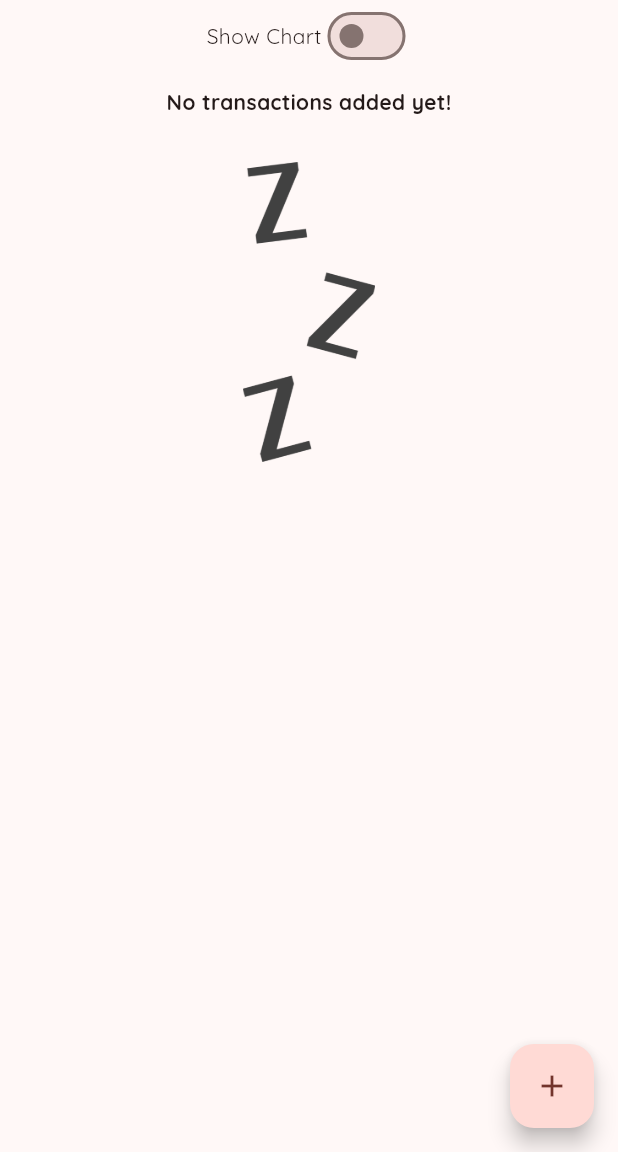
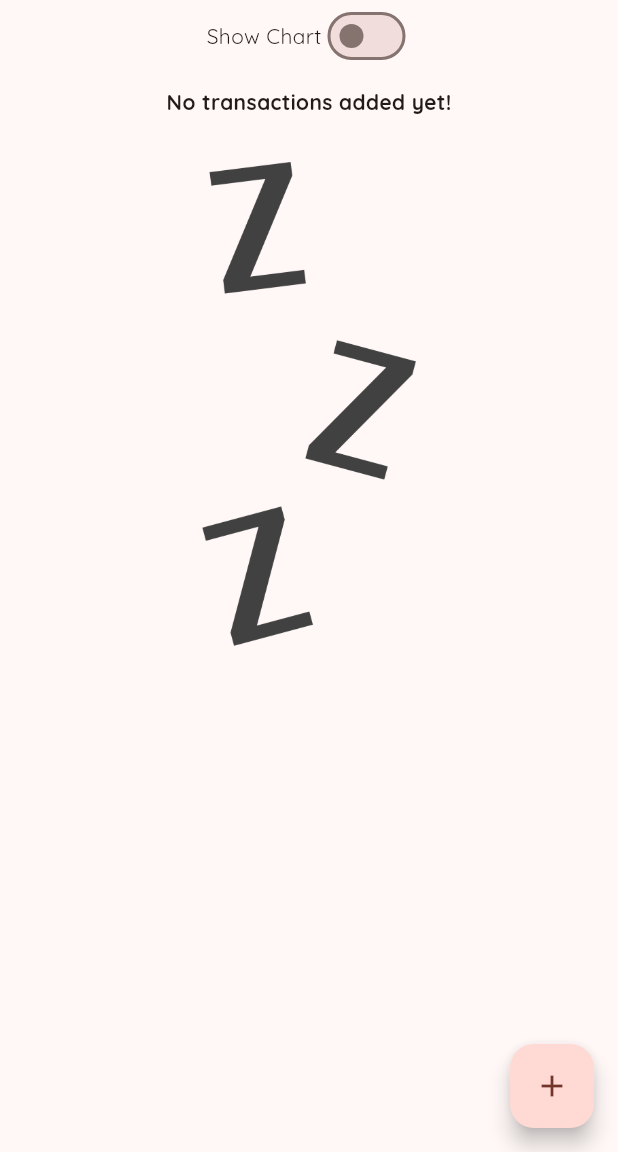
Before and after one commit to pol-dev-shinroo/personal_expense_app, a Flutter app: the screen it shows after launch, on a phone screen of 412 x 824 dp, the part 84-1236 px from its top. Run offline on Flutter 3.47's test engine with Material 2 defaults, Android fonts, the phone set to English and light mode, and no system bars.

Commit message:
image height refactoring

```diff
--- a/lib/main.dart
+++ b/lib/main.dart
@@ -145,7 +145,7 @@ class _MyHomePageState extends State<MyHomePage> {
                     height: (MediaQuery.of(context).size.height -
                             appBar.preferredSize.height -
                             MediaQuery.of(context).padding.top) *
-                        0.3,
+                        0.7,
                     child: Chart(recentTransactions: _recentTransactions),
                   )
                 : SizedBox(
--- a/lib/widgets/transaction_list.dart
+++ b/lib/widgets/transaction_list.dart
@@ -15,28 +15,31 @@ class TransactionList extends StatelessWidget {
         // List view is a column with a scroll + the height is infinite
         // since the height is infinite, you need to set height for the Container (needs a warpper)
         transactions.isEmpty
-            ? Column(
+            ? LayoutBuilder(builder: (ctx, constraints) {
+                return Column(
                   children: <Widget>[
                     Container(
                       margin: const EdgeInsets.all(10),
                       child: const Text(
                         "No transactions added yet!",
                         style: TextStyle(
-                          fontFamily: "Quicksand", fontWeight: FontWeight.w700),
+                            fontFamily: "Quicksand",
+                            fontWeight: FontWeight.w700),
                       ),
                     ),
                     const SizedBox(
                       height: 20,
                     ),
                     SizedBox(
-                    height: 200,
+                      height: constraints.maxHeight * 0.6,
                       child: Image.asset(
                         "assets/images/waiting.png",
                         fit: BoxFit.cover,
                       ),
                     )
                   ],
-              )
+                );
+              })
             : ListView.builder(
                 itemBuilder: (context, idx) {
                   return Card(
```
Lines whose indentation alone changed are shown as unchanged.
